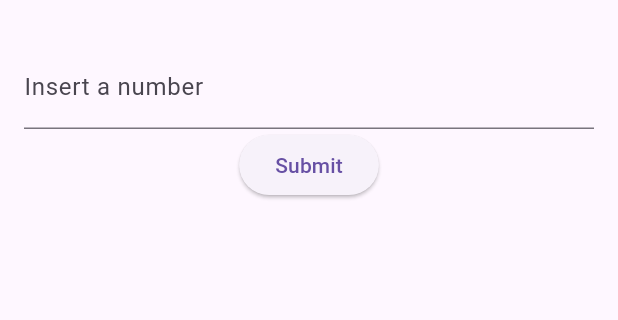
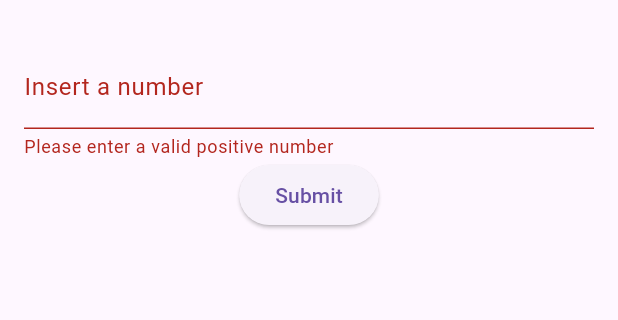
Before and after one commit to mansilogic/Color-List, a Flutter app: the screen it shows after launch, after a tap on "Submit", on a phone screen of 412 x 824 dp, the part 63-383 px from its top. Run offline on Flutter 3.47's test engine with Material 3 defaults, Android fonts, the phone set to English and light mode, and no system bars.

Commit message:
last changes

```diff
--- a/lib/main.dart
+++ b/lib/main.dart
@@ -1,7 +1,7 @@
 import 'package:flutter/material.dart';
 
 void main() {
-  runApp(MyApp());
+  runApp(const MyApp());
 }
 
 class MyApp extends StatelessWidget {
@@ -14,51 +14,67 @@ class MyApp extends StatelessWidget {
       theme: ThemeData(
         primarySwatch: Colors.purple,
       ),
-      home: ColorListPage(),
+      home: const ColorListPage(),
     );
   }
 }
 
 class ColorListPage extends StatefulWidget {
+  const ColorListPage({super.key});
   @override
+  // ignore: library_private_types_in_public_api
   _ColorListPageState createState() => _ColorListPageState();
 }
 
 class _ColorListPageState extends State<ColorListPage> {
-  final TextEditingController _textcontroller = TextEditingController();
+  final TextEditingController _textController = TextEditingController();
   List<Color> colors = [Colors.red, Colors.green, Colors.blue, Colors.yellow];
   List<Color> selectedColors = [];
   int number = 0;
+  final _formKey = GlobalKey<FormState>();
 
   @override
   Widget build(BuildContext context) {
     return Scaffold(
       appBar: AppBar(
-        title: Text('Colors List Generator'),
+        title: const Text('Colors List Generator'),
       ),
       body: Padding(
         padding: const EdgeInsets.all(16.0),
         child: Column(
           children: [
-            TextField(
-              controller: _textcontroller,
+            Form(
+              key: _formKey,
+              child: TextFormField(
+                controller: _textController,
                 keyboardType: TextInputType.phone,
-              decoration: InputDecoration(
-                hintText: 'how many color did you want',
-                labelText: 'Insert a number',
+                validator: (value) {
+                  if (value == null || value.isEmpty) {
+                    return 'Please enter a valid positive number';
+                  }
+                  final parsed = int.tryParse(value);
+                  if (parsed == null || parsed <= 0) {
+                    return 'Please enter a valid positive number';
+                  }
+                  return null;
+                },
+                decoration: const InputDecoration(
+                  hintText: "How many colors do you want",
+                  labelText: "Insert a number",
+                ),
               ),
             ),
             ElevatedButton(
               onPressed: () {
-                 number = int.tryParse(_textcontroller.text) ?? 0;
-
-                setState(() {
-
-                });
+                if (_formKey.currentState!.validate()) {
+                  number = int.tryParse(_textController.text) ?? 0;
+                  setState(() {});
+                  FocusScope.of(context).unfocus();
+                }
               },
-              child: Text('Submit'),
+              child: const Text('Submit'),
             ),
-            SizedBox(height: 20),
+            const SizedBox(height: 20),
             Expanded(
               child: ListView.builder(
                 itemCount: number,
@@ -70,6 +86,7 @@ class _ColorListPageState extends State<ColorListPage> {
                       color: colors[index % colors.length],
                       borderRadius: BorderRadius.circular(8.0),
                     ),
+                    child: Center(
                       child: Text(
                         '${index + 1}',
                         style: const TextStyle(
@@ -82,6 +99,7 @@ class _ColorListPageState extends State<ColorListPage> {
                   ),
                 ),
               ),
+            ),
           ],
         ),
       ),
```
Also changed, not shown: pubspec.lock, 3 other files. Lines whose indentation alone changed are shown as unchanged.
